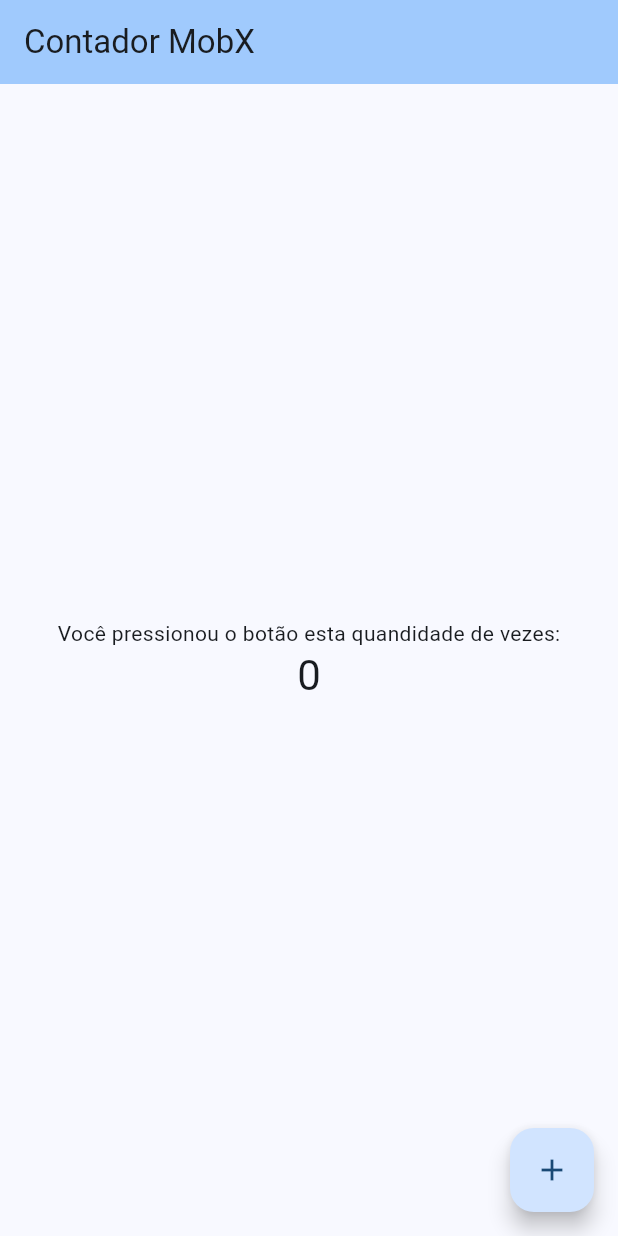
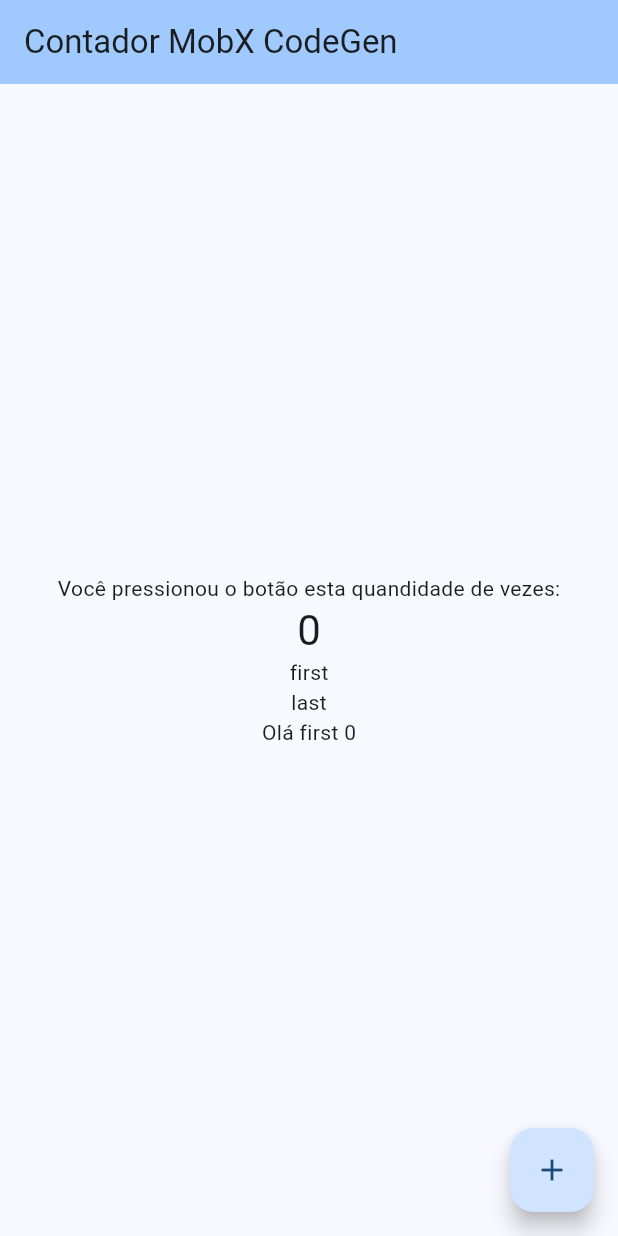
Before and after one commit to dariopmaciel/mobx_imc, a Flutter app: the screen it shows after launch, on a phone screen of 412 x 824 dp. Run offline on Flutter 3.47's test engine with Material 3 defaults, Android fonts, the phone set to English and light mode, and no system bars; our stand-ins replace flutter_mobx, mobx; generated files the repository leaves out were written again.

Commit message:
MobX com codeGen

```diff
--- a/lib/contador_codegen/contador_codegen_controller.dart
+++ b/lib/contador_codegen/contador_codegen_controller.dart
@@ -1,6 +1,7 @@
 //para ser uma clsse mobX de geração de codigo
 
 import 'package:mobx/mobx.dart';
+import 'package:mobx_imc/model/full_name.dart';
 part 'contador_codegen_controller.g.dart';
 
 class ContadorCodeGenController = _ContadorCodeGenControllerBase
@@ -8,10 +9,16 @@ class ContadorCodeGenController = _ContadorCodeGenControllerBase
 
 abstract class _ContadorCodeGenControllerBase with Store {
   @observable
-  int counter = 0;
+  var counter = 0;
+  @observable
+  var fullName = FullName(first: "first", last: "last");
+
+  @computed
+  String get saudacao => 'Olá ${fullName.first} $counter';
 
   @action
   void increment() {
     counter++;
+    fullName = fullName.copyWith(first: "Dario", last: "P Maciel");
   }
 }
--- a/lib/contador_codegen/contador_codegen_page.dart
+++ b/lib/contador_codegen/contador_codegen_page.dart
@@ -12,7 +12,7 @@ class ContadorCodegenPage extends StatelessWidget {
     return Scaffold(
       appBar: AppBar(
         backgroundColor: Theme.of(context).colorScheme.inversePrimary,
-        title: const Text("Contador MobX"),
+        title: const Text("Contador MobX CodeGen"),
       ),
       body: Center(
         child: Column(
@@ -27,17 +27,17 @@ class ContadorCodegenPage extends StatelessWidget {
                 );
               },
             ),
-            // Observer(builder: (_) {
-            //   return Text(controller.fullName.first);
-            // }),
-            // Observer(
-            //   builder: (_) => Text(controller.fullName.last),
-            // ),
-            // Observer(
-            //   builder: (_) {
-            //     return Text(controller.saudacao);
-            //   },
-            // )
+            Observer(builder: (_) {
+              return Text(controller.fullName.first);
+            }),
+            Observer(
+              builder: (_) => Text(controller.fullName.last),
+            ),
+            Observer(
+              builder: (_) {
+                return Text(controller.saudacao);
+              },
+            )
           ],
         ),
       ),
--- /dev/null
+++ b/lib/model/full_name.dart
@@ -0,0 +1,28 @@
+class FullName {
+  String first;
+  String last;
+  FullName({
+    required this.first,
+    required this.last,
+  });
+
+  FullName copyWith({
+    String? first,
+    String? last,
+  }) {
+    return FullName(
+      first: first ?? this.first,
+      last: last ?? this.last,
+    );
+  }
+
+  @override
+  bool operator ==(Object other) {
+    if (identical(this, other)) return true;
+
+    return other is FullName && other.first == first && other.last == last;
+  }
+
+  @override
+  int get hashCode => first.hashCode ^ last.hashCode;
+}
```
Also changed, not shown: lib/contador/contador_controller.dart (+26 -25 lines), lib/contador_codegen/contador_codegen_controller.g.dart.
